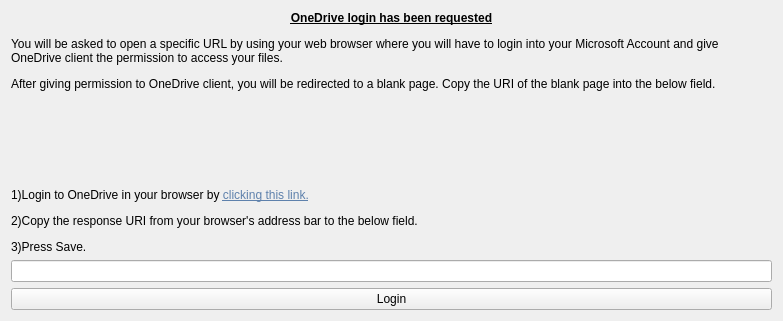
The window that src/onedrive_gui/ui/external_login.ui (bpozdena/OneDriveGUI) describes before a commit, drawn with Qt 5.
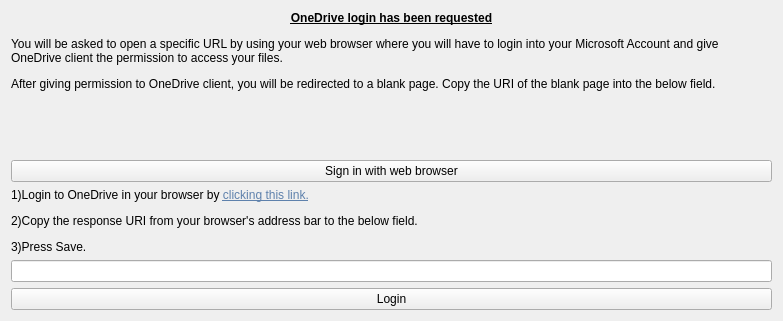
The same window after the commit.

Commit message: Add browser sign-in to the login dialog

```diff
--- a/src/onedrive_gui/ui/external_login.ui
+++ b/src/onedrive_gui/ui/external_login.ui
@@ -46,6 +46,16 @@
                             </property>
                         </spacer>
                     </item>
+                    <item>
+                        <widget class="QPushButton" name="pushButton_browser_login">
+                            <property name="toolTip">
+                             <string>The OneDrive client opens your default web browser and completes the login automatically - no need to copy anything.</string>
+                            </property>
+                            <property name="text">
+                             <string>Sign in with web browser</string>
+                            </property>
+                        </widget>
+                    </item>
                     <item>
                         <widget class="QLabel" name="label_2">
                             <property name="styleSheet">
```
The commit also changes 2 other files.
